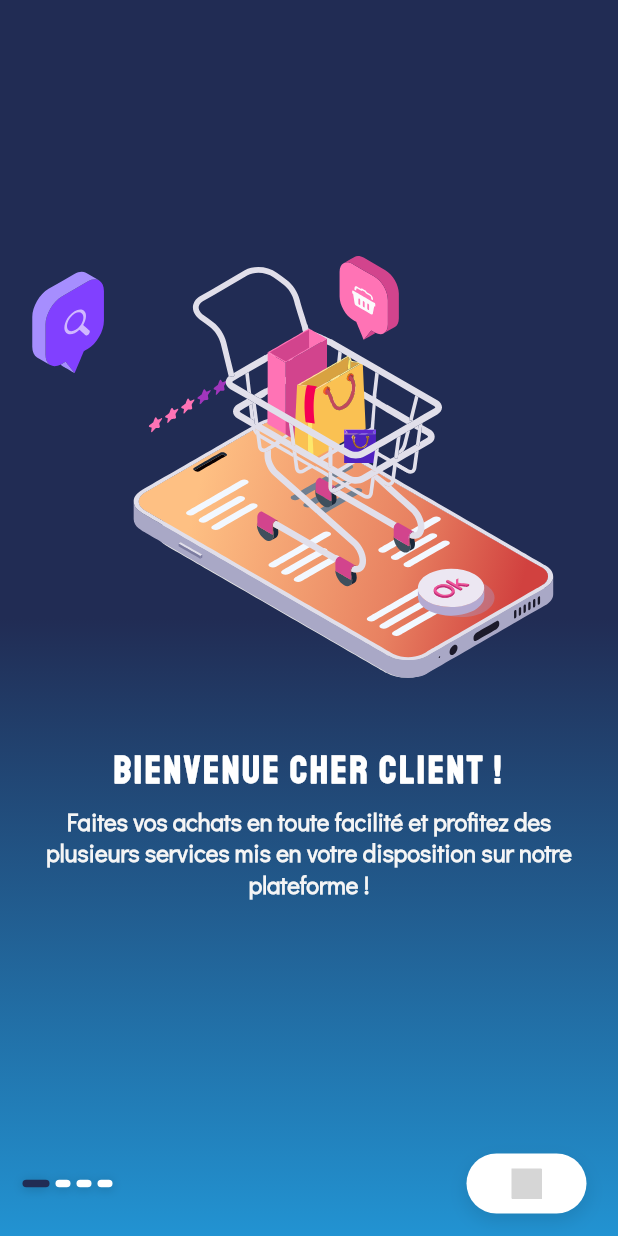
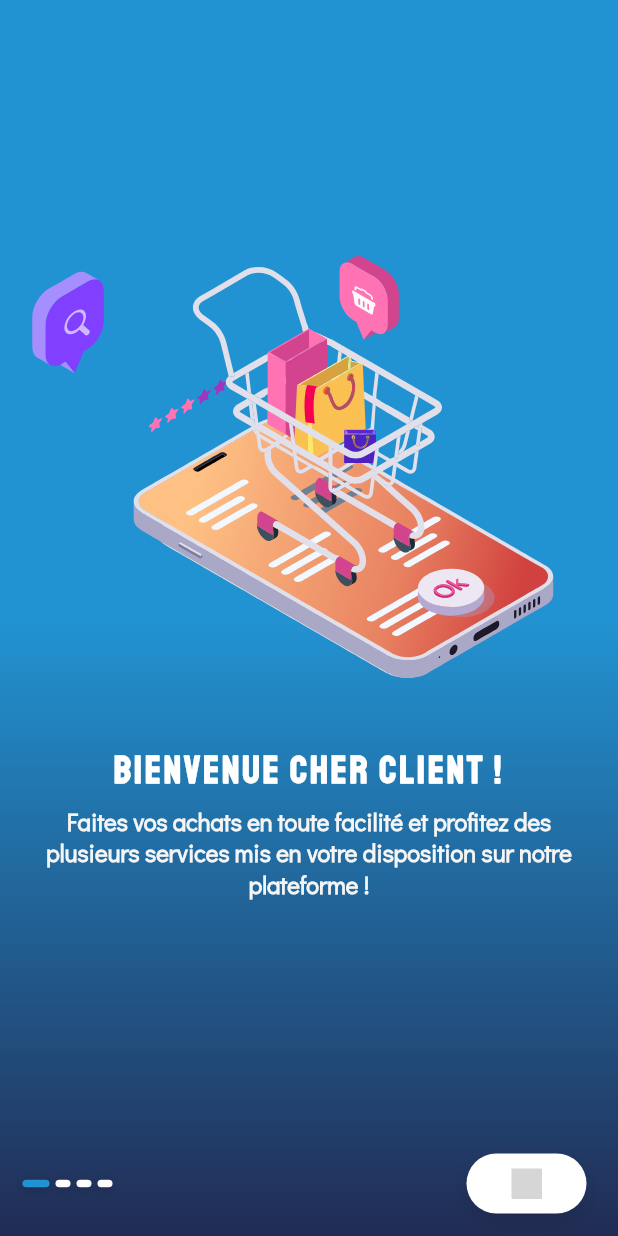
Before and after one commit to Delimond-eng/kin_achat, a Flutter app: the screen it shows after launch, on a phone screen of 412 x 824 dp. Run offline on Flutter 3.47's test engine with Material 2 defaults, Android fonts, the phone set to English and light mode, and no system bars; our stand-ins replace animate_do, connectivity_plus, flutter_svg, get, get_storage, google_fonts and 5 more; missing offline and left inert: optimized_cached_image; accounts and stored records are empty; network calls fail; grey boxes are pictures that could not be loaded.

Commit message:
last commits

```diff
--- a/lib/screens/starter.dart
+++ b/lib/screens/starter.dart
@@ -2,6 +2,7 @@ import 'package:animate_do/animate_do.dart';
 import 'package:flutter/material.dart';
 import 'package:flutter_svg/flutter_svg.dart';
 import 'package:kinachat/utils/colors.dart';
+import 'package:kinachat/utils/dialogs/modals.dart';
 import 'package:lottie/lottie.dart';
 
 import 'public/home_screen.dart';
@@ -56,9 +57,9 @@ class _StarterState extends State<Starter> {
         decoration: const BoxDecoration(
           gradient: LinearGradient(
             colors: [
+              secondaryColor,
+              secondaryColor,
               primaryColor,
-              primaryColor,
-              secondaryColor,
             ],
             begin: Alignment.topCenter,
             end: Alignment.bottomCenter,
@@ -119,12 +120,13 @@ class _StarterState extends State<Starter> {
                       child: InkWell(
                         borderRadius: BorderRadius.circular(30.0),
                         onTap: () {
+                          Xloading.showLottieLoading(context);
                           Navigator.pushAndRemoveUntil(
                               context,
                               MaterialPageRoute(
                                 builder: (context) => const HomeScreen(),
                               ),
-                              (route) => false);
+                              (route) => false).then((_) => Xloading.dismiss());
                         },
                         child: Center(
                           child: SvgPicture.asset(
@@ -239,7 +241,7 @@ class Dot extends StatelessWidget {
       width: isSelected ? 18.0 : 10.0,
       margin: const EdgeInsets.only(right: 4.0),
       decoration: BoxDecoration(
-        color: isSelected ? primaryColor : Colors.white,
+        color: isSelected ? secondaryColor : Colors.white,
         borderRadius: BorderRadius.circular(5.0),
         boxShadow: [
           BoxShadow(
```
Also changed, not shown: lib/components/cart_viewer.dart (+8 -2 lines), lib/screens/auth/authenticate.dart (+5 -3 lines).
